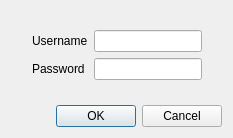
The window that dev/Hitokoto/adnewuserdialog.ui (CalaW/Hitokoto) describes before a commit, drawn with Qt 5.
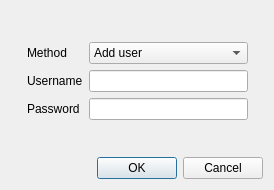
The same window after the commit.

The edit to the form file:
```diff
--- a/dev/Hitokoto/adnewuserdialog.ui
+++ b/dev/Hitokoto/adnewuserdialog.ui
@@ -6,8 +6,8 @@
    <rect>
     <x>0</x>
     <y>0</y>
-    <width>233</width>
-    <height>138</height>
+    <width>274</width>
+    <height>190</height>
    </rect>
   </property>
   <property name="windowTitle">
@@ -29,59 +29,72 @@
        </property>
       </spacer>
      </item>
-     <item row="2" column="1">
-      <widget class="QLabel" name="label_2">
-       <property name="text">
-        <string>Password</string>
-       </property>
-      </widget>
-     </item>
-     <item row="1" column="3">
-      <spacer name="horizontalSpacer">
-       <property name="orientation">
-        <enum>Qt::Horizontal</enum>
-       </property>
-       <property name="sizeType">
-        <enum>QSizePolicy::MinimumExpanding</enum>
-       </property>
-       <property name="sizeHint" stdset="0">
-        <size>
-         <width>0</width>
-         <height>20</height>
-        </size>
-       </property>
-      </spacer>
-     </item>
-     <item row="1" column="2">
+     <item row="2" column="2">
       <widget class="QLineEdit" name="newUserNameEdt"/>
      </item>
      <item row="1" column="1">
-      <widget class="QLabel" name="label">
+      <widget class="QLabel" name="label_3">
        <property name="text">
-        <string>Username</string>
+        <string>Method</string>
+       </property>
+      </widget>
+     </item>
+     <item row="3" column="1">
+      <widget class="QLabel" name="pwdLabel">
+       <property name="text">
+        <string>Password</string>
        </property>
       </widget>
      </item>
      <item row="3" column="2">
-      <spacer name="verticalSpacer_2">
-       <property name="orientation">
-        <enum>Qt::Vertical</enum>
-       </property>
-       <property name="sizeHint" stdset="0">
-        <size>
-         <width>20</width>
-         <height>40</height>
-        </size>
-       </property>
-      </spacer>
-     </item>
-     <item row="2" column="2">
       <widget class="QLineEdit" name="newUserPwdEdt">
        <property name="echoMode">
         <enum>QLineEdit::Password</enum>
        </property>
       </widget>
      </item>
+     <item row="2" column="3">
+      <spacer name="horizontalSpacer">
+       <property name="orientation">
+        <enum>Qt::Horizontal</enum>
+       </property>
+       <property name="sizeType">
+        <enum>QSizePolicy::MinimumExpanding</enum>
+       </property>
+       <property name="sizeHint" stdset="0">
+        <size>
+         <width>0</width>
+         <height>20</height>
+        </size>
+       </property>
+      </spacer>
+     </item>
+     <item row="1" column="2">
+      <widget class="QComboBox" name="methodChk">
+       <item>
+        <property name="text">
+         <string>Add user</string>
+        </property>
+       </item>
+       <item>
+        <property name="text">
+         <string>Delete User</string>
+        </property>
+       </item>
+       <item>
+        <property name="text">
+         <string>Change User Password</string>
+        </property>
+       </item>
+      </widget>
+     </item>
+     <item row="2" column="1">
+      <widget class="QLabel" name="label">
+       <property name="text">
+        <string>Username</string>
+       </property>
+      </widget>
+     </item>
      <item row="2" column="0">
       <spacer name="horizontalSpacer_2">
        <property name="orientation">
@@ -98,6 +111,19 @@
        </property>
       </spacer>
      </item>
+     <item row="4" column="2">
+      <spacer name="verticalSpacer_2">
+       <property name="orientation">
+        <enum>Qt::Vertical</enum>
+       </property>
+       <property name="sizeHint" stdset="0">
+        <size>
+         <width>20</width>
+         <height>40</height>
+        </size>
+       </property>
+      </spacer>
+     </item>
     </layout>
    </item>
    <item row="1" column="0">
```
